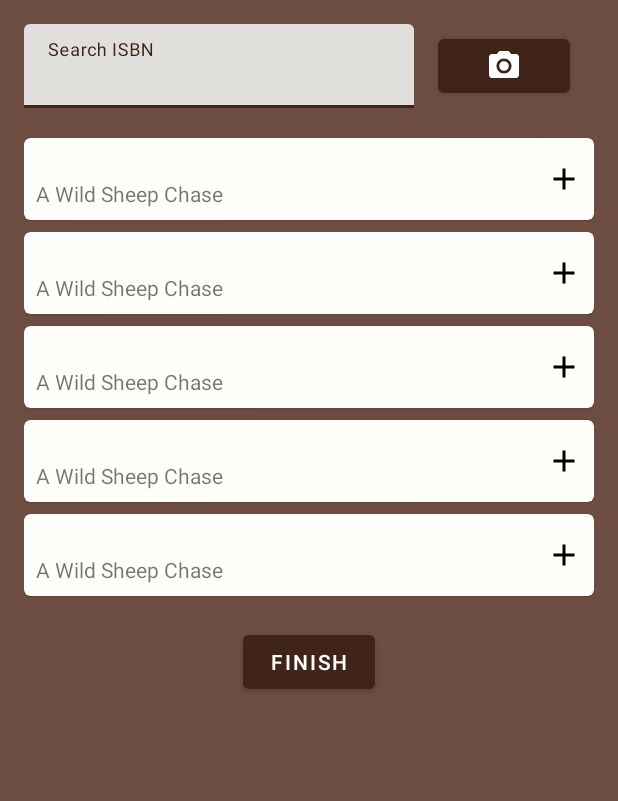
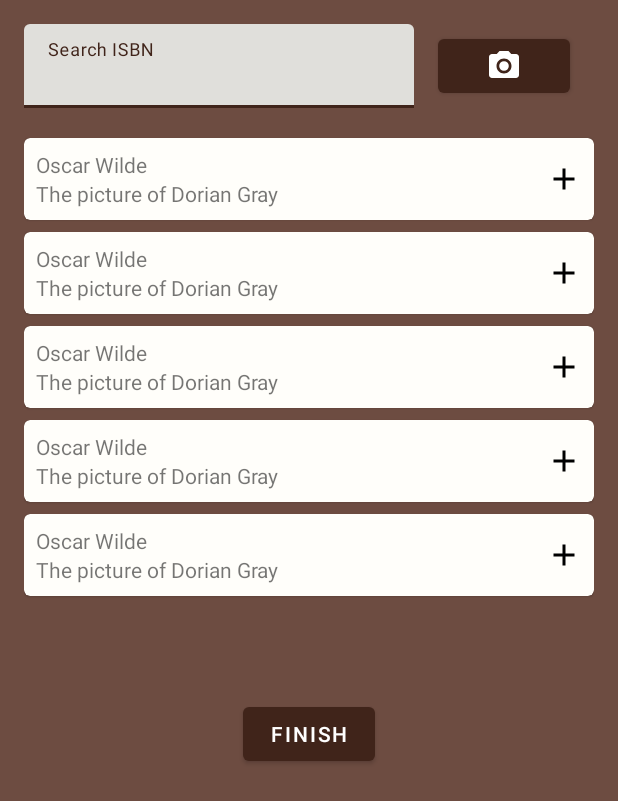
Before and after one commit to diolkaee/Alexandria, an Android app: the layout dialog_capture.xml on its own in the app's theme, with its tools: preview values and no code run, on a phone screen of 412 x 824 dp. Shown: the top 801 px of the screen. Run offline under Robolectric (Android 15) with nearby library versions, the phone set to English and light mode, and no system bars.

Commit message:
refac(Scan): Update Scan UI & Fix a bug where only one scanned item could be archived

```diff
--- a/app/src/main/java/com/diolkaee/alexandria/ui/capture/CaptureViewModel.kt
+++ b/app/src/main/java/com/diolkaee/alexandria/ui/capture/CaptureViewModel.kt
@@ -18,7 +18,7 @@ class CaptureViewModel(private val bookRepository: BookRepository) : ViewModel()
     fun fetchBooks(isbn: Long) {
         viewModelScope.launch {
             val results = bookRepository.fetchBooks(isbn).map { SearchResult(it, marked = false) }
-            _searchResults.value = results
+            _searchResults.update { it.plus(results) }
         }
     }
 
--- a/app/src/main/java/com/diolkaee/alexandria/ui/shelf/BindingAdapters.kt
+++ b/app/src/main/java/com/diolkaee/alexandria/ui/shelf/BindingAdapters.kt
@@ -20,6 +20,7 @@ import kotlin.math.abs
 @BindingAdapter("books")
 fun ViewPager2.setBooks(books: List<Book>) {
     val adapter = this.adapter as? BookPreviewAdapter ?: BookPreviewAdapter().also {
+        it.setHasStableIds(true)
         this.adapter = it
 
         // Render adjacent books visible
@@ -76,6 +77,7 @@ private class HorizontalMarginDecoration(context: Context, @DimenRes horizontalM
 @BindingAdapter("bookGrid", "onBookClick")
 fun RecyclerView.setBookGrid(books: List<Book>, onBookClick: BookClickListener) {
     val adapter = this.adapter as? BookGridAdapter ?: BookGridAdapter(onBookClick).also {
+        it.setHasStableIds(true)
         this.adapter = it
     }
 
@@ -85,6 +87,7 @@ fun RecyclerView.setBookGrid(books: List<Book>, onBookClick: BookClickListener)
 @BindingAdapter("searchResults", "onResultClick")
 fun RecyclerView.setSearchResults(searchResults: List<SearchResult>, onResultClick: ResultClickListener) {
     val adapter = this.adapter as? SearchResultAdapter ?: SearchResultAdapter(onResultClick).also {
+        it.setHasStableIds(true)
         this.adapter = it
     }
 
--- a/app/src/main/res/layout/dialog_capture.xml
+++ b/app/src/main/res/layout/dialog_capture.xml
@@ -78,6 +78,7 @@
             android:layout_width="match_parent"
             android:layout_height="wrap_content"
             android:layout_marginTop="16dp"
+            android:paddingBottom="@dimen/list_bottom_padding"
             app:layoutManager="androidx.recyclerview.widget.LinearLayoutManager"
             app:layout_constraintStart_toStartOf="parent"
             app:layout_constraintTop_toBottomOf="@id/barrier"
--- a/app/src/main/res/layout/fragment_shelf.xml
+++ b/app/src/main/res/layout/fragment_shelf.xml
@@ -72,6 +72,7 @@
                 android:layout_weight="1"
                 android:backgroundTint="?colorSecondary"
                 android:background="@drawable/bg_rounded"
+                app:iconifiedByDefault="false"
                 app:queryHint="Search book" />
 
             <com.google.android.material.button.MaterialButton
@@ -100,7 +101,8 @@
             android:clipToPadding="false"
             android:layout_marginTop="4dp"
             android:paddingHorizontal="@dimen/activity_margin_horizontal"
-            android:paddingBottom="@dimen/activity_margin_vertical"
+            android:paddingTop="@dimen/activity_margin_vertical"
+            android:paddingBottom="@dimen/list_bottom_padding"
             android:visibility="@{layout == ShelfLayout.GRID ? View.GONE : View.VISIBLE}"
             app:layoutManager="androidx.recyclerview.widget.LinearLayoutManager"
             app:bookList="@{books}"
@@ -115,7 +117,7 @@
             android:layout_height="0dp"
             android:layout_marginTop="4dp"
             android:paddingHorizontal="@dimen/activity_margin_horizontal"
-            android:paddingBottom="@dimen/activity_margin_vertical"
+            android:paddingBottom="@dimen/list_bottom_padding"
             android:clipToPadding="false"
             android:visibility="@{layout == ShelfLayout.GRID ? View.VISIBLE : View.GONE}"
             app:bookGrid="@{books}"
--- a/app/src/main/res/layout/item_book_result.xml
+++ b/app/src/main/res/layout/item_book_result.xml
@@ -29,14 +29,14 @@
             android:layout_width="match_parent"
             android:layout_height="match_parent">
 
-            <include
+            <TextView
                 android:id="@+id/author"
-                layout="@layout/item_author"
                 android:layout_width="wrap_content"
                 android:layout_height="wrap_content"
                 app:layout_constraintStart_toStartOf="parent"
                 app:layout_constraintTop_toTopOf="parent"
-                app:name="@{book.author}" />
+                android:text="@{book.author}"
+                tools:text="Oscar Wilde" />
 
             <TextView
                 android:id="@+id/title"
@@ -45,7 +45,7 @@
                 android:text="@{book.title}"
                 app:layout_constraintStart_toStartOf="parent"
                 app:layout_constraintTop_toBottomOf="@id/author"
-                tools:text="A Wild Sheep Chase" />
+                tools:text="The picture of Dorian Gray" />
 
             <ImageView
                 android:layout_width="wrap_content"
@@ -54,6 +54,7 @@
                 app:layout_constraintBottom_toBottomOf="parent"
                 app:layout_constraintEnd_toEndOf="parent"
                 app:layout_constraintTop_toTopOf="parent"
+                android:contentDescription="Add to archive"
                 tools:src="@drawable/ic_add" />
         </androidx.constraintlayout.widget.ConstraintLayout>
     </com.google.android.material.card.MaterialCardView>
--- a/app/src/main/res/values/dimens.xml
+++ b/app/src/main/res/values/dimens.xml
@@ -6,6 +6,7 @@
     <dimen name="book_preview_padding">16dp</dimen>
     <dimen name="card_padding">8dp</dimen>
     <dimen name="list_item_margin">4dp</dimen>
+    <dimen name="list_bottom_padding">48dp</dimen>
     <dimen name="book_preview_height">200dp</dimen>
     <dimen name="book_preview_width">150dp</dimen>
     <dimen name="details_label_margin">16dp</dimen>
```
Also changed, not shown: app/src/main/res/layout/activity_scan.xml (+24 -8 lines).
